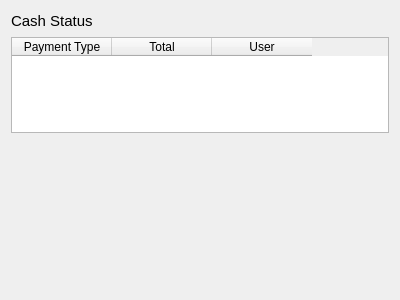
Old version of the form estorecpp/cashbalancestatus.ui in the repository Watti/estorecpp.
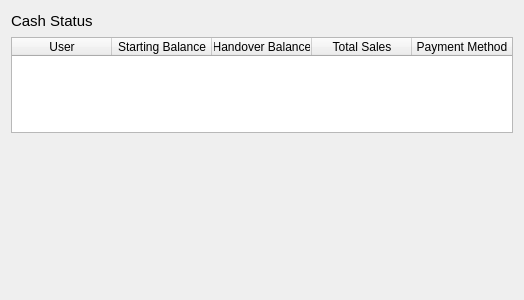
New version of the form.

Commit message: cash status table layout changes

Patch:
```diff
--- a/estorecpp/cashbalancestatus.ui
+++ b/estorecpp/cashbalancestatus.ui
@@ -6,7 +6,7 @@
    <rect>
     <x>0</x>
     <y>0</y>
-    <width>400</width>
+    <width>524</width>
     <height>300</height>
    </rect>
   </property>
@@ -45,21 +45,31 @@
    </item>
    <item>
     <widget class="QTableWidget" name="tableWidget">
-     <column>
-      <property name="text">
-       <string>Payment Type</string>
-      </property>
-     </column>
-     <column>
-      <property name="text">
-       <string>Total</string>
-      </property>
-     </column>
      <column>
       <property name="text">
        <string>User</string>
       </property>
      </column>
+     <column>
+      <property name="text">
+       <string>Starting Balance</string>
+      </property>
+     </column>
+     <column>
+      <property name="text">
+       <string>Handover Balance</string>
+      </property>
+     </column>
+     <column>
+      <property name="text">
+       <string>Total Sales</string>
+      </property>
+     </column>
+     <column>
+      <property name="text">
+       <string>Payment Method</string>
+      </property>
+     </column>
     </widget>
    </item>
    <item>
```
The commit also changes 1 other file.
